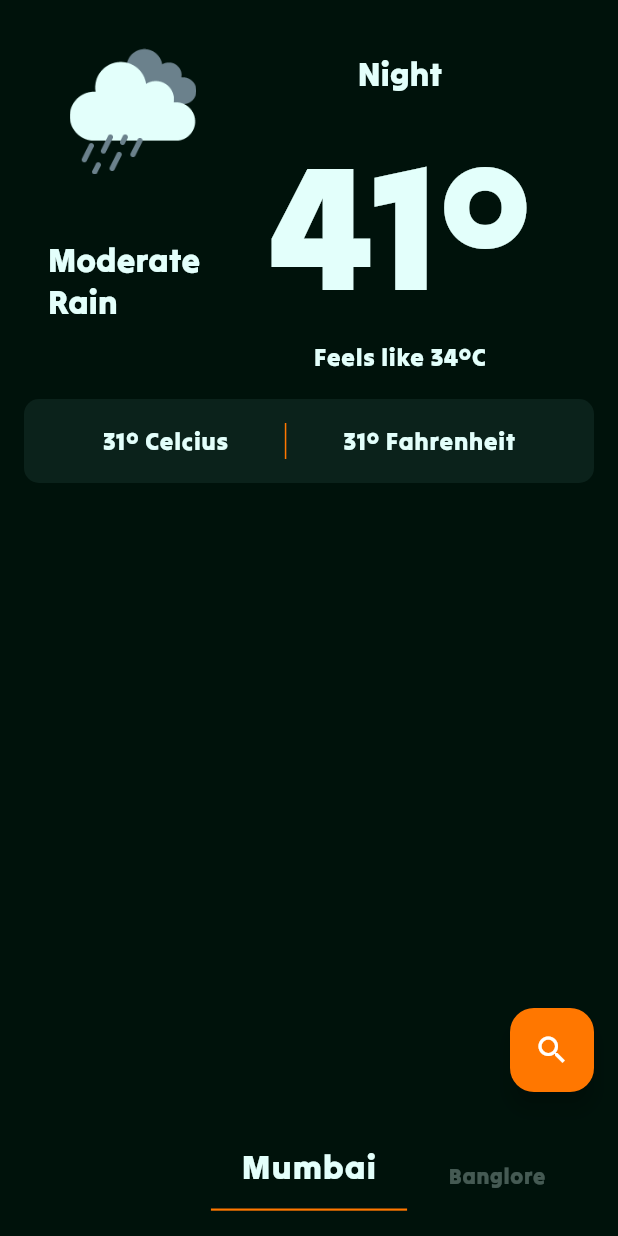
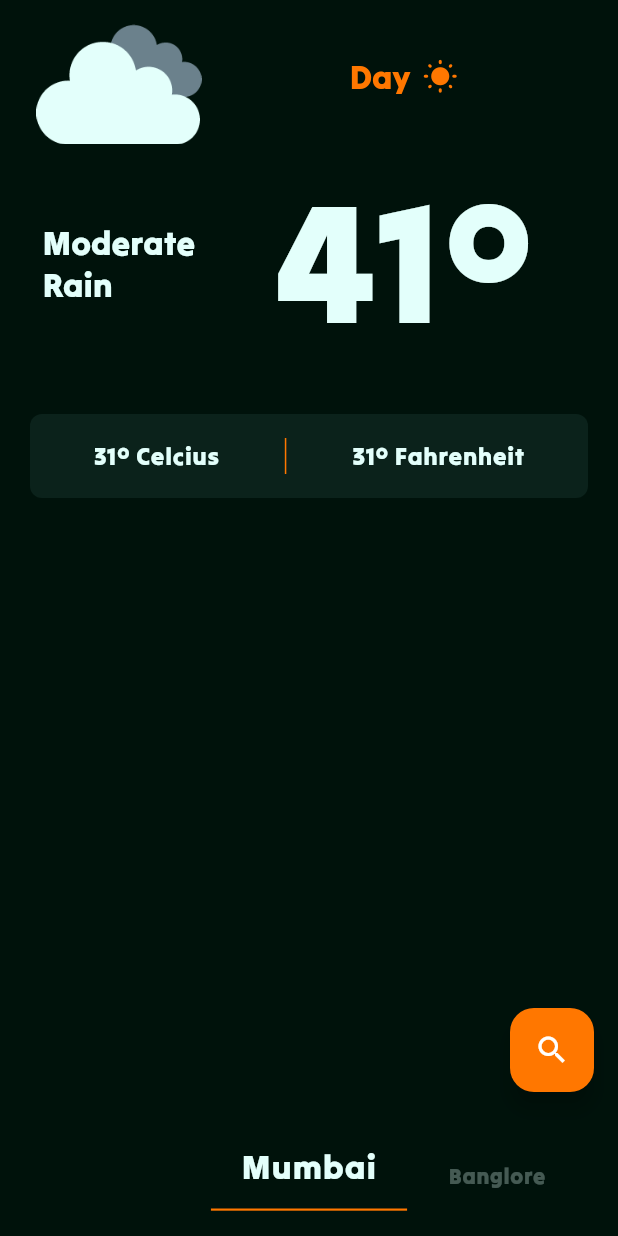
Before and after one commit to GitVNS/responsive-weather-app, a Flutter app: the screen it shows after launch, on a phone screen of 412 x 824 dp. Run offline on Flutter 3.47's test engine with Material 2 defaults, Android fonts, the phone set to English and light mode, and no system bars; our stand-ins replace device_preview.

Commit message:
basic layout idea implemented

```diff
--- a/lib/interface/theme/app_theme.dart
+++ b/lib/core/theme/app_theme.dart
@@ -1,5 +1,5 @@
 import 'package:flutter/material.dart';
-import 'package:open_weather/interface/theme/theme_colors.dart';
+import 'package:open_weather/core/theme/theme_colors.dart';
 
 class AppTheme {
   static ThemeData darkTheme = ThemeData(
@@ -19,6 +19,7 @@ class AppTheme {
         displayLarge: TextStyle(color: ThemeColors.textLight),
         headlineLarge: TextStyle(color: ThemeColors.textLight),
         titleLarge: TextStyle(color: ThemeColors.textLight),
+        titleMedium: TextStyle(color: ThemeColors.textLight),
         labelLarge: TextStyle(color: ThemeColors.textLight),
         bodyLarge: TextStyle(color: ThemeColors.textLight),
         bodyMedium: TextStyle(color: ThemeColors.textLight),
--- /dev/null
+++ b/lib/core/utils/extensions.dart
@@ -0,0 +1,28 @@
+import 'package:flutter/material.dart';
+
+extension SizingExtensions on Widget {
+  Expanded expanded({int flex = 1}) => Expanded(flex: flex, child: this);
+
+  Flexible flexible({int flex = 1}) => Flexible(flex: flex, child: this);
+
+  FittedBox fittedBox({BoxFit fit = BoxFit.contain}) =>
+      FittedBox(fit: fit, child: this);
+
+  Padding symetricPadding({double horizontal = 0, double vertical = 0}) =>
+      Padding(
+          padding:
+              EdgeInsets.symmetric(horizontal: horizontal, vertical: vertical),
+          child: this);
+
+  Padding paddingForOnly(
+          {double top = 0,
+          double bottom = 0,
+          double left = 0,
+          double right = 0}) =>
+      Padding(
+          padding: EdgeInsets.only(
+              top: top, bottom: bottom, left: left, right: right),
+          child: this);
+
+  Center centerThis() => Center(child: this);
+}
--- /dev/null
+++ b/lib/core/utils/gutter_space.dart
@@ -0,0 +1,6 @@
+import 'package:flutter/material.dart';
+
+SizedBox gutterSpace({double horizontal = 0, double vertical = 0}) => SizedBox(
+      height: vertical,
+      width: horizontal,
+    );
--- a/lib/interface/screens/dashboard.dart
+++ /dev/null
@@ -1,247 +0,0 @@
-import 'package:flutter/material.dart';
-import 'package:open_weather/interface/animations/number_switcher.dart';
-import 'package:open_weather/interface/animations/shake.dart';
-import 'package:open_weather/interface/theme/theme_colors.dart';
-
-class Dashboard extends StatefulWidget {
-  const Dashboard({super.key});
-
-  @override
-  State<Dashboard> createState() => _DashboardState();
-}
-
-class _DashboardState extends State<Dashboard> {
-  final pageController = PageController(viewportFraction: 0.33);
-  int pageIndex = 0;
-  List<String> locations = ["Mumbai", "Banglore", "Hydrabad", "Delhi", "Pune"];
-  List<double> temperatures = [32, 41, 25, 33, 21];
-
-  final scrollController = ScrollController();
-  ValueNotifier<bool> showTopLayout = ValueNotifier(false);
-
-  @override
-  void initState() {
-    super.initState();
-    scrollController.addListener(() {
-      if (scrollController.position.pixels < 120) {
-        showTopLayout.value = false;
-      } else {
-        showTopLayout.value = true;
-      }
-    });
-  }
-
-  @override
-  void dispose() {
-    scrollController.dispose();
-    super.dispose();
-  }
-
-  @override
-  Widget build(BuildContext context) {
-    return Scaffold(
-      floatingActionButtonLocation: FloatingActionButtonLocation.endFloat,
-      floatingActionButton: FloatingActionButton(
-        onPressed: () {},
-        child: const Icon(Icons.search),
-      ),
-      bottomNavigationBar: buildBottomSwipeNavigation(),
-      body: SafeArea(
-        child: Stack(
-          children: [
-            buildMainLayout(),
-            buildhidingAppBar(),
-          ],
-        ),
-      ),
-    );
-  }
-
-  Widget buildhidingAppBar() {
-    TextTheme textTheme = Theme.of(context).textTheme;
-    return ValueListenableBuilder<bool>(
-      valueListenable: showTopLayout,
-      builder: (context, val, _) {
-        return Positioned(
-          top: 0,
-          left: 0,
-          right: 0,
-          child: AnimatedOpacity(
-            opacity: val ? 1 : 0,
-            duration: const Duration(milliseconds: 100),
-            child: Container(
-              height: 56,
-              color: Theme.of(context).scaffoldBackgroundColor,
-              alignment: Alignment.centerLeft,
-              padding: const EdgeInsets.symmetric(horizontal: 16, vertical: 16),
-              child: Row(
-                children: [
-                  const Image(image: AssetImage("assets/images/01d.png")),
-                  const SizedBox(width: 16),
-                  Text("25°C", style: textTheme.titleLarge),
-                ],
-              ),
-            ),
-          ),
-        );
-      },
-    );
-  }
-
-  ListView buildMainLayout() {
-    return ListView(
-      padding: const EdgeInsets.all(16),
-      physics: const BouncingScrollPhysics(),
-      controller: scrollController,
-      children: [
-        buildMainContainer(),
-        buildCelciusFarenheitCard(degree: "31"),
-      ],
-    );
-  }
-
-  Container buildMainContainer() {
-    return Container(
-      height: 250,
-      padding: const EdgeInsets.all(16),
-      child: Row(
-        children: [
-          Expanded(
-            flex: 1,
-            child: Column(
-              children: [
-                const Expanded(
-                  flex: 2,
-                  child: Shake(
-                      child: Image(image: AssetImage("assets/images/09d.png"))),
-                ),
-                const SizedBox(height: 8),
-                Expanded(
-                  flex: 3,
-                  child: Center(
-                    child: Text(
-                      "Moderate Rain",
-                      maxLines: 2,
-                      overflow: TextOverflow.ellipsis,
-                      style: Theme.of(context).textTheme.titleLarge,
-                    ),
-                  ),
-                ),
-              ],
-            ),
-          ),
-          const SizedBox(width: 8),
-          Expanded(
-            flex: 2,
-            child: Column(
-              children: [
-                Expanded(
-                  flex: 1,
-                  child: Center(
-                    child: Text(
-                      "Night",
-                      style: Theme.of(context).textTheme.titleLarge,
-                    ),
-                  ),
-                ),
-                const SizedBox(height: 8),
-                Expanded(
-                  flex: 5,
-                  child: Column(
-                    children: [
-                      Expanded(
-                        child: FittedBox(
-                          fit: BoxFit.cover,
-                          child: NumberSwitcher(
-                              start: 32,
-                              end: 41,
-                              appendText: "°",
-                              duration: const Duration(milliseconds: 500),
-                              textStyle:
-                                  Theme.of(context).textTheme.titleLarge!),
-                        ),
-                      ),
-                      Text("Feels like 34°C",
-                          style: Theme.of(context).textTheme.bodyLarge),
-                    ],
-                  ),
-                ),
-              ],
-            ),
-          ),
-        ],
-      ),
-    );
-  }
-
-  Card buildCelciusFarenheitCard({required String degree}) {
-    TextTheme textTheme = Theme.of(context).textTheme;
-    return Card(
-      shape: RoundedRectangleBorder(borderRadius: BorderRadius.circular(10)),
-      margin: const EdgeInsets.only(bottom: 8),
-      child: Padding(
-        padding: const EdgeInsets.symmetric(vertical: 16, horizontal: 16),
-        child: IntrinsicHeight(
-          child: Row(
-            mainAxisAlignment: MainAxisAlignment.spaceEvenly,
-            children: [
-              Text("$degree° Celcius", style: textTheme.bodyLarge),
-              const VerticalDivider(
-                  width: 4, color: ThemeColors.highlight, thickness: 1),
-              Text("$degree° Fahrenheit", style: textTheme.bodyLarge),
-            ],
-          ),
-        ),
-      ),
-    );
-  }
-
-  BottomAppBar buildBottomSwipeNavigation() {
-    TextTheme textTheme = Theme.of(context).textTheme;
-    bool loading = false;
-    return BottomAppBar(
-      child: PageView.builder(
-        itemCount: locations.length,
-        controller: pageController,
-        onPageChanged: (index) => setState(() => pageIndex = index),
-        itemBuilder: (_, index) {
-          return AnimatedScale(
-            scale: index == pageIndex ? 1.4 : 0.9,
-            duration: const Duration(milliseconds: 100),
-            child: Column(
-              mainAxisAlignment: MainAxisAlignment.center,
-              crossAxisAlignment: CrossAxisAlignment.center,
-              children: [
-                GestureDetector(
-                  onTap: () {
-                    pageController.animateToPage(index,
-                        duration: const Duration(milliseconds: 200),
-                        curve: Curves.linear);
-                  },
-                  child: Text(
-                    locations[index],
-                    overflow: TextOverflow.ellipsis,
-                    style: textTheme.bodyLarge!.copyWith(
-                        color: index == pageIndex
-                            ? Theme.of(context).textTheme.bodyLarge!.color
-                            : Theme.of(context)
-                                .textTheme
-                                .bodyLarge!
-                                .color!
-                                .withOpacity(0.3)),
-                  ),
-                ),
-                if (index == pageIndex)
-                  Padding(
-                    padding: const EdgeInsets.only(top: 8, left: 16, right: 16),
-                    child: LinearProgressIndicator(
-                        value: loading == true ? null : 1),
-                  ),
-              ],
-            ),
-          );
-        },
-      ),
-    );
-  }
-}
--- a/lib/main.dart
+++ b/lib/main.dart
@@ -1,11 +1,20 @@
+import 'package:device_preview/device_preview.dart';
+// import 'package:flutter/foundation.dart';
 import 'package:flutter/material.dart';
 import 'package:flutter/services.dart';
-import 'package:open_weather/interface/screens/dashboard.dart';
-import 'package:open_weather/interface/theme/app_theme.dart';
+import 'package:open_weather/presentation/pages/dashboard.dart';
+import 'package:open_weather/core/theme/app_theme.dart';
 
 void main() {
   runApp(const MainApp());
 }
+
+// void main() => runApp(
+//       DevicePreview(
+//         enabled: !kReleaseMode,
+//         builder: (context) => const MainApp(),
+//       ),
+//     );
 
 class MainApp extends StatelessWidget {
   const MainApp({super.key});
@@ -16,6 +25,7 @@ class MainApp extends StatelessWidget {
     return MaterialApp(
       debugShowCheckedModeBanner: false,
       theme: themeData,
+      builder: DevicePreview.appBuilder,
       home: AnnotatedRegion<SystemUiOverlayStyle>(
         value: SystemUiOverlayStyle(
             systemNavigationBarColor: themeData.scaffoldBackgroundColor),
--- a/lib/interface/animations/shake.dart
+++ b/lib/presentation/animations/live_widget.dart
@@ -1,15 +1,16 @@
 import 'package:flutter/material.dart';
 
-class Shake extends StatefulWidget {
-  const Shake({super.key, required this.child});
+class LiveWidget extends StatefulWidget {
+  const LiveWidget({super.key, required this.child});
 
   final Widget child;
 
   @override
-  State<Shake> createState() => _ShakeState();
+  State<LiveWidget> createState() => _LiveWidgetState();
 }
 
-class _ShakeState extends State<Shake> with SingleTickerProviderStateMixin {
+class _LiveWidgetState extends State<LiveWidget>
+    with SingleTickerProviderStateMixin {
   late AnimationController _animationController;
 
   @override
@@ -26,7 +27,7 @@ class _ShakeState extends State<Shake> with SingleTickerProviderStateMixin {
     super.dispose();
   }
 
-  double shake(double value) =>
+  double liveWidget(double value) =>
       2 * (0.5 - (0.5 - Curves.easeInOut.transform(value)).abs());
 
   @override
@@ -35,7 +36,7 @@ class _ShakeState extends State<Shake> with SingleTickerProviderStateMixin {
       animation: _animationController,
       builder: (context, child) {
         return Transform.translate(
-          offset: Offset(0, 8 * shake(_animationController.value)),
+          offset: Offset(0, 8 * liveWidget(_animationController.value)),
           child: widget.child,
         );
       },
--- a/lib/interface/animations/number_switcher.dart
+++ b/lib/presentation/animations/number_switcher.dart
@@ -7,13 +7,13 @@ class NumberSwitcher extends StatefulWidget {
       required this.end,
       required this.duration,
       this.appendText = '',
-      required this.textStyle});
+      this.textStyle});
 
   final double start;
   final double end;
   final Duration duration;
   final String appendText;
-  final TextStyle textStyle;
+  final TextStyle? textStyle;
 
   @override
   State<NumberSwitcher> createState() => _NumberSwitcherState();
--- /dev/null
+++ b/lib/presentation/layouts/dashboard/d_dashboard.dart
@@ -0,0 +1,10 @@
+import 'package:flutter/material.dart';
+
+class DDashboard extends StatelessWidget {
+  const DDashboard({super.key});
+
+  @override
+  Widget build(BuildContext context) {
+    return Container();
+  }
+}
--- /dev/null
+++ b/lib/presentation/layouts/dashboard/m_dashboard.dart
@@ -0,0 +1,169 @@
+import 'package:flutter/material.dart';
+import 'package:open_weather/core/theme/theme_colors.dart';
+import 'package:open_weather/core/utils/extensions.dart';
+import 'package:open_weather/core/utils/gutter_space.dart';
+import 'package:open_weather/presentation/animations/live_widget.dart';
+import 'package:open_weather/presentation/animations/number_switcher.dart';
+
+class MDashboard extends StatefulWidget {
+  const MDashboard({super.key});
+
+  @override
+  State<MDashboard> createState() => _MDashboardState();
+}
+
+class _MDashboardState extends State<MDashboard> {
+  final scrollController = ScrollController();
+  ValueNotifier<bool> showTopLayout = ValueNotifier(false);
+
+  @override
+  void initState() {
+    super.initState();
+    scrollController.addListener(() {
+      if (scrollController.position.pixels < 120) {
+        showTopLayout.value = false;
+      } else {
+        showTopLayout.value = true;
+      }
+    });
+  }
+
+  @override
+  void dispose() {
+    scrollController.dispose();
+    super.dispose();
+  }
+
+  @override
+  Widget build(BuildContext context) {
+    return Stack(
+      children: [
+        buildMainLayout(),
+        buildhidingAppBar(),
+      ],
+    );
+  }
+
+  Widget buildhidingAppBar() {
+    TextTheme textTheme = Theme.of(context).textTheme;
+    return ValueListenableBuilder<bool>(
+      valueListenable: showTopLayout,
+      builder: (context, val, _) {
+        return Positioned(
+          top: 0,
+          left: 0,
+          right: 0,
+          child: AnimatedOpacity(
+            opacity: val ? 1 : 0,
+            duration: const Duration(milliseconds: 100),
+            child: Container(
+              height: 56,
+              color: Theme.of(context).scaffoldBackgroundColor,
+              alignment: Alignment.centerLeft,
+              padding: const EdgeInsets.symmetric(horizontal: 16, vertical: 16),
+              child: Row(
+                children: [
+                  const Image(image: AssetImage("assets/images/01d.png")),
+                  gutterSpace(horizontal: 16),
+                  Text("25°C", style: textTheme.titleLarge),
+                ],
+              ),
+            ),
+          ),
+        );
+      },
+    );
+  }
+
+  ListView buildMainLayout() {
+    return ListView(
+      padding: const EdgeInsets.all(16),
+      physics: const BouncingScrollPhysics(),
+      primary: false,
+      controller: scrollController,
+      children: [
+        buildMainContainer(),
+        gutterSpace(vertical: 16),
+        buildCelciusFarenheitCard(degree: "31"),
+      ],
+    );
+  }
+
+  Widget buildMainContainer() {
+    return SizedBox(
+      height: 240,
+      child: Row(
+        children: [
+          Column(
+            children: [
+              SizedBox(
+                height: 80,
+                width: double.infinity,
+                child: const LiveWidget(
+                  child: Image(
+                    image: AssetImage("assets/images/04d.png"),
+                    fit: BoxFit.contain,
+                  ),
+                ).expanded(),
+              ),
+              Text(
+                "Moderate\nRain",
+                maxLines: 2,
+                overflow: TextOverflow.ellipsis,
+                style: Theme.of(context).textTheme.titleLarge,
+              ).centerThis().expanded(),
+            ],
+          ).expanded(),
+          Column(
+            children: [
+              SizedBox(
+                height: 70,
+                child: Row(
+                  mainAxisAlignment: MainAxisAlignment.center,
+                  crossAxisAlignment: CrossAxisAlignment.center,
+                  children: [
+                    Text("Day",
+                        style: Theme.of(context)
+                            .textTheme
+                            .titleLarge!
+                            .copyWith(color: ThemeColors.highlight)),
+                    gutterSpace(horizontal: 8),
+                    const Icon(Icons.wb_sunny_rounded,
+                        color: ThemeColors.highlight),
+                  ],
+                ),
+              ),
+              gutterSpace(vertical: 8),
+              const NumberSwitcher(
+                start: 32,
+                end: 41,
+                appendText: "°",
+                duration: Duration(milliseconds: 500),
+              ).fittedBox(fit: BoxFit.contain).expanded(),
+            ],
+          ).expanded(flex: 2),
+        ],
+      ),
+    );
+  }
+
+  Card buildCelciusFarenheitCard({required String degree}) {
+    TextTheme textTheme = Theme.of(context).textTheme;
+    return Card(
+      shape: RoundedRectangleBorder(borderRadius: BorderRadius.circular(8)),
+      child: IntrinsicHeight(
+        child: Row(
+          mainAxisAlignment: MainAxisAlignment.spaceEvenly,
+          children: [
+            Text("$degree° Celcius",
+                overflow: TextOverflow.ellipsis, style: textTheme.bodyLarge),
+            const VerticalDivider(
+                width: 4, color: ThemeColors.highlight, thickness: 1),
+            Text("$degree° Fahrenheit",
+                overflow: TextOverflow.ellipsis, style: textTheme.bodyLarge),
+          ],
+        ),
+      ).symetricPadding(vertical: 16),
+    );
+  }
+}
--- /dev/null
+++ b/lib/presentation/layouts/dashboard/t_dashboard.dart
@@ -0,0 +1,10 @@
+import 'package:flutter/material.dart';
+
+class TDashboard extends StatelessWidget {
+  const TDashboard({super.key});
+
+  @override
+  Widget build(BuildContext context) {
+    return Container();
+  }
+}
--- /dev/null
+++ b/lib/presentation/pages/dashboard.dart
@@ -0,0 +1,89 @@
+import 'package:flutter/material.dart';
+import 'package:open_weather/presentation/layouts/dashboard/m_dashboard.dart';
+import 'package:open_weather/presentation/responsive_container.dart';
+
+class Dashboard extends StatefulWidget {
+  const Dashboard({super.key});
+
+  @override
+  State<Dashboard> createState() => _DashboardState();
+}
+
+class _DashboardState extends State<Dashboard> {
+  final pageController = PageController(viewportFraction: 0.33);
+  int pageIndex = 0;
+  List<String> locations = ["Mumbai", "Banglore", "Hydrabad", "Delhi", "Pune"];
+  List<double> temperatures = [32, 41, 25, 33, 21];
+
+  @override
+  Widget build(BuildContext context) {
+    return Scaffold(
+      floatingActionButtonLocation: FloatingActionButtonLocation.endFloat,
+      floatingActionButton: ResponsiveContainer.isMobile(context)
+          ? FloatingActionButton(
+              onPressed: () {},
+              child: const Icon(Icons.search),
+            )
+          : null,
+      bottomNavigationBar: ResponsiveContainer.isMobile(context)
+          ? buildBottomSwipeNavigation()
+          : null,
+      body: SafeArea(
+        child: ResponsiveContainer(
+          mobile: const MDashboard(),
+          tablet: Container(),
+          desktop: Container(),
+        ),
+      ),
+    );
+  }
+
+  BottomAppBar buildBottomSwipeNavigation() {
+    TextTheme textTheme = Theme.of(context).textTheme;
+    bool loading = false;
+    return BottomAppBar(
+      child: PageView.builder(
+        itemCount: locations.length,
+        controller: pageController,
+        onPageChanged: (index) => setState(() => pageIndex = index),
+        itemBuilder: (_, index) {
+          return AnimatedScale(
+            scale: index == pageIndex ? 1.4 : 0.9,
+            duration: const Duration(milliseconds: 100),
+            child: Column(
+              mainAxisAlignment: MainAxisAlignment.center,
+              crossAxisAlignment: CrossAxisAlignment.center,
+              children: [
+                GestureDetector(
+                  onTap: () {
+                    pageController.animateToPage(index,
+                        duration: const Duration(milliseconds: 200),
+                        curve: Curves.linear);
+                  },
+                  child: Text(
+                    locations[index],
+                    overflow: TextOverflow.ellipsis,
+                    style: textTheme.bodyLarge!.copyWith(
+                        color: index == pageIndex
+                            ? Theme.of(context).textTheme.bodyLarge!.color
+                            : Theme.of(context)
+                                .textTheme
+                                .bodyLarge!
+                                .color!
+                                .withOpacity(0.3)),
+                  ),
+                ),
+                if (index == pageIndex)
+                  Padding(
+                    padding: const EdgeInsets.only(top: 8, left: 16, right: 16),
+                    child: LinearProgressIndicator(
+                        value: loading == true ? null : 1),
+                  ),
+              ],
+            ),
+          );
+        },
+      ),
+    );
+  }
+}
--- /dev/null
+++ b/lib/presentation/responsive_container.dart
@@ -0,0 +1,38 @@
+import 'package:flutter/material.dart';
+
+class ResponsiveContainer extends StatelessWidget {
+  const ResponsiveContainer(
+      {super.key,
+      required this.mobile,
+      required this.tablet,
+      required this.desktop});
+
+  final Widget mobile;
+  final Widget tablet;
+  final Widget desktop;
+
+  static bool isMobile(BuildContext context) =>
+      MediaQuery.of(context).size.width < 600;
+
+  static bool isTablet(BuildContext context) =>
+      MediaQuery.of(context).size.width < 1000 &&
+      MediaQuery.of(context).size.width >= 600;
+
+  static bool isDesktop(BuildContext context) =>
+      MediaQuery.of(context).size.width >= 1000;
+
+  @override
+  Widget build(BuildContext context) {
+    return LayoutBuilder(
+      builder: ((context, constraints) {
+        if (constraints.maxWidth >= 1000) {
+          return desktop;
+        } else if (constraints.maxWidth >= 600) {
+          return tablet;
+        } else {
+          return mobile;
+        }
+      }),
+    );
+  }
+}
--- a/pubspec.yaml
+++ b/pubspec.yaml
@@ -9,6 +9,8 @@ environment:
 dependencies:
   flutter:
     sdk: flutter
+
+  device_preview: ^1.1.0
 
 dev_dependencies:
   flutter_test:
```
Also changed, not shown: lib/core/theme/theme_colors.dart (renamed from lib/interface/theme/theme_colors.dart), lib/interface/animations/loading_bar.dart (deleted), pubspec.lock, 2 other files.
